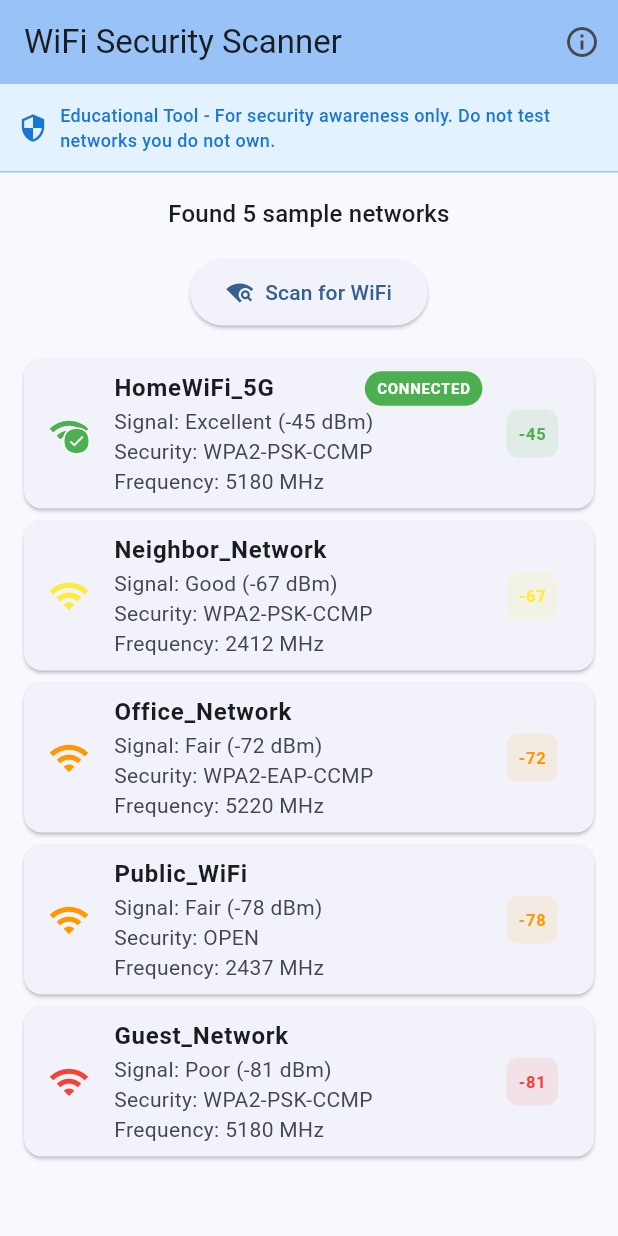
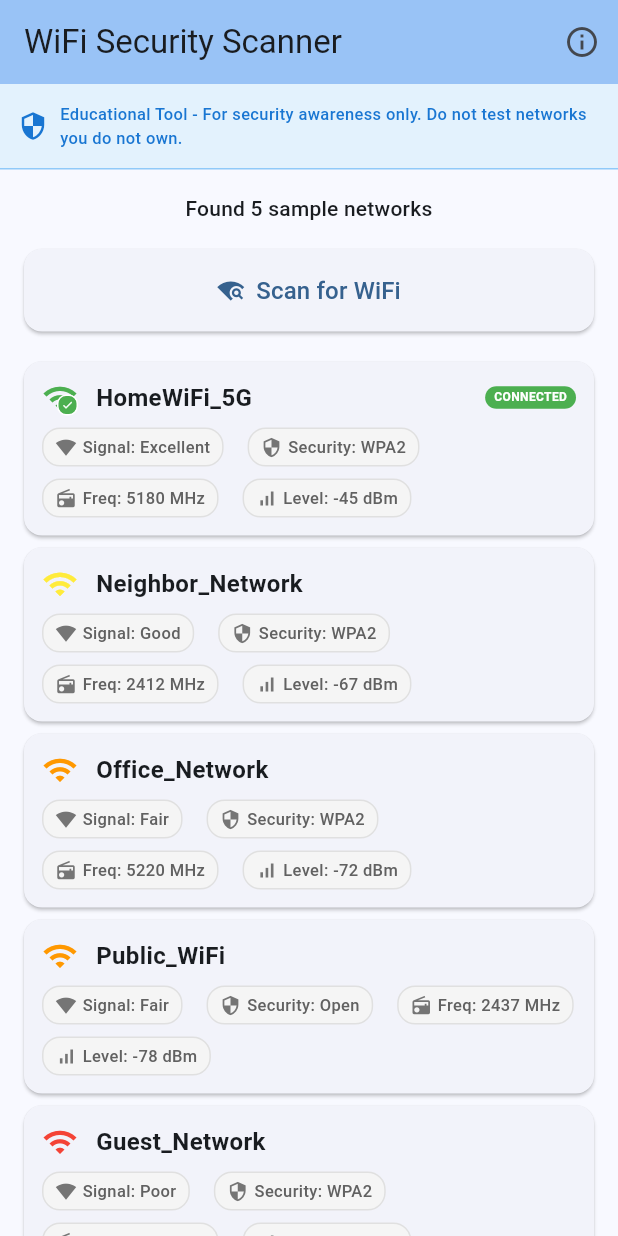
Before and after one commit to shresthakushal72/networksecurity-app, a Flutter app: the screen it shows after launch, after a tap on "Scan for WiFi", on a phone screen of 412 x 824 dp. Run offline on Flutter 3.47's test engine with Material 3 defaults, Android fonts, the phone set to English and light mode, and no system bars; missing offline and left inert: wifi_scan.

Commit message:
Fix UI overflow: Make WiFi scanner responsive for all Android screen sizes with compact cards and flexible layout

```diff
--- a/lib/views/wifi_scanner_view.dart
+++ b/lib/views/wifi_scanner_view.dart
@@ -83,9 +83,11 @@ class _WiFiScannerViewState extends State<WiFiScannerView> {
               'Educational Tool - For security awareness only. Do not test networks you do not own.',
               style: TextStyle(
                 color: Colors.blue[700],
-                fontSize: 12,
+                fontSize: 11,
                 fontWeight: FontWeight.w500,
               ),
+              maxLines: 2,
+              overflow: TextOverflow.ellipsis,
             ),
           ),
         ],
@@ -101,11 +103,17 @@ class _WiFiScannerViewState extends State<WiFiScannerView> {
         children: [
           Text(
             _controller.scanStatus,
-            style: Theme.of(context).textTheme.titleMedium,
+            style: Theme.of(context).textTheme.titleMedium?.copyWith(
+              fontSize: 14,
+            ),
             textAlign: TextAlign.center,
+            maxLines: 2,
+            overflow: TextOverflow.ellipsis,
           ),
           const SizedBox(height: 16),
-          ElevatedButton.icon(
+          SizedBox(
+            width: double.infinity,
+            child: ElevatedButton.icon(
               onPressed: _controller.isScanning ? null : _startScan,
               icon: _controller.isScanning
                 ? const SizedBox(
@@ -114,9 +122,16 @@ class _WiFiScannerViewState extends State<WiFiScannerView> {
                     child: CircularProgressIndicator(strokeWidth: 2),
                   )
                 : const Icon(Icons.wifi_find),
-            label: Text(_controller.isScanning ? 'Scanning...' : 'Scan for WiFi'),
+              label: Text(
+                _controller.isScanning ? 'Scanning...' : 'Scan for WiFi',
+                style: const TextStyle(fontSize: 16),
+              ),
               style: ElevatedButton.styleFrom(
-              padding: const EdgeInsets.symmetric(horizontal: 24, vertical: 12),
+                padding: const EdgeInsets.symmetric(horizontal: 24, vertical: 16),
+                shape: RoundedRectangleBorder(
+                  borderRadius: BorderRadius.circular(12),
+                ),
+              ),
             ),
           ),
         ],
@@ -181,15 +196,24 @@ class _WiFiScannerViewState extends State<WiFiScannerView> {
 
   /// Build individual network card
   Widget _buildNetworkCard(WiFiNetwork network) {
-    return Card(
+    return GestureDetector(
+      onTap: () => _navigateToWiFiDetails(context, network),
+      child: Card(
         margin: const EdgeInsets.symmetric(horizontal: 16, vertical: 4),
-      child: ListTile(
-        leading: Stack(
+        child: Padding(
+          padding: const EdgeInsets.all(12),
+          child: Column(
+            crossAxisAlignment: CrossAxisAlignment.start,
+            children: [
+              // Header row with WiFi icon, name, and connected badge
+              Row(
+                children: [
+                  Stack(
                     children: [
                       Icon(
                         Icons.wifi,
                         color: Color(network.signalColor),
-              size: 28,
+                        size: 24,
                       ),
                       // Show connected indicator if this is the connected network
                       if (network.isConnected)
@@ -200,70 +224,112 @@ class _WiFiScannerViewState extends State<WiFiScannerView> {
                             padding: const EdgeInsets.all(2),
                             decoration: BoxDecoration(
                               color: Colors.green,
-                    borderRadius: BorderRadius.circular(8),
+                              borderRadius: BorderRadius.circular(6),
                               border: Border.all(color: Colors.white, width: 1),
                             ),
                             child: const Icon(
                               Icons.check,
                               color: Colors.white,
-                    size: 12,
+                              size: 8,
                             ),
                           ),
                         ),
                     ],
                   ),
-        title: Row(
-          children: [
+                  const SizedBox(width: 12),
                   Expanded(
                     child: Text(
                       network.displayName,
-                style: const TextStyle(fontWeight: FontWeight.bold),
+                      style: const TextStyle(
+                        fontWeight: FontWeight.bold,
+                        fontSize: 16,
+                      ),
+                      overflow: TextOverflow.ellipsis,
                     ),
                   ),
                   // Show connected badge if this is the connected network
                   if (network.isConnected)
                     Container(
-                padding: const EdgeInsets.symmetric(horizontal: 8, vertical: 4),
+                      padding: const EdgeInsets.symmetric(horizontal: 6, vertical: 2),
                       decoration: BoxDecoration(
                         color: Colors.green,
-                  borderRadius: BorderRadius.circular(12),
+                        borderRadius: BorderRadius.circular(10),
                       ),
                       child: const Text(
                         'CONNECTED',
                         style: TextStyle(
                           color: Colors.white,
-                    fontSize: 10,
+                          fontSize: 8,
                           fontWeight: FontWeight.bold,
                         ),
                       ),
                     ),
                 ],
               ),
-        subtitle: Column(
-          crossAxisAlignment: CrossAxisAlignment.start,
+              const SizedBox(height: 8),
+
+              // Network details in a more compact layout
+              Wrap(
+                spacing: 16,
+                runSpacing: 8,
                 children: [
-            Text('Signal: ${network.signalStrength} (${network.level} dBm)'),
-            Text('Security: ${network.capabilities}'),
-            Text('Frequency: ${network.frequency} MHz'),
+                  _buildInfoChip('Signal', network.signalStrength, Icons.signal_wifi_4_bar),
+                  _buildInfoChip('Security', _getShortSecurity(network.capabilities), Icons.security),
+                  _buildInfoChip('Freq', '${network.frequency} MHz', Icons.radio),
+                  _buildInfoChip('Level', '${network.level} dBm', Icons.signal_cellular_alt),
                 ],
               ),
-        trailing: Container(
-          padding: const EdgeInsets.all(8),
-          decoration: BoxDecoration(
-            color: Color(network.signalColor).withOpacity(0.1),
-            borderRadius: BorderRadius.circular(8),
-          ),
-          child: Text(
-            '${network.level}',
-            style: TextStyle(
-              color: Color(network.signalColor),
-              fontWeight: FontWeight.bold,
+            ],
           ),
         ),
       ),
-        onTap: () => _navigateToWiFiDetails(context, network),
+    );
+  }
+
+  /// Build compact info chip
+  Widget _buildInfoChip(String label, String value, IconData icon) {
+    return Container(
+      padding: const EdgeInsets.symmetric(horizontal: 8, vertical: 4),
+      decoration: BoxDecoration(
+        color: Colors.grey[100],
+        borderRadius: BorderRadius.circular(12),
+        border: Border.all(color: Colors.grey[300]!, width: 1),
+      ),
+      child: Row(
+        mainAxisSize: MainAxisSize.min,
+        children: [
+          Icon(icon, size: 14, color: Colors.grey[600]),
+          const SizedBox(width: 4),
+          Flexible(
+            child: Text(
+              '$label: $value',
+              style: TextStyle(
+                fontSize: 11,
+                color: Colors.grey[700],
+                fontWeight: FontWeight.w500,
+              ),
+              overflow: TextOverflow.ellipsis,
+            ),
+          ),
+        ],
       ),
     );
+  }
+
+  /// Get shortened security string to prevent overflow
+  String _getShortSecurity(String capabilities) {
+    if (capabilities.contains('WPA3')) return 'WPA3';
+    if (capabilities.contains('WPA2')) return 'WPA2';
+    if (capabilities.contains('WPA')) return 'WPA';
+    if (capabilities.contains('WEP')) return 'WEP';
+    if (capabilities.contains('OPEN')) return 'Open';
+    if (capabilities.contains('EAP')) return 'Enterprise';
+
+    // If still too long, truncate
+    if (capabilities.length > 15) {
+      return '${capabilities.substring(0, 12)}...';
+    }
+    return capabilities;
   }
 
   /// Start WiFi scan
```
Lines whose indentation alone changed are shown as unchanged.
